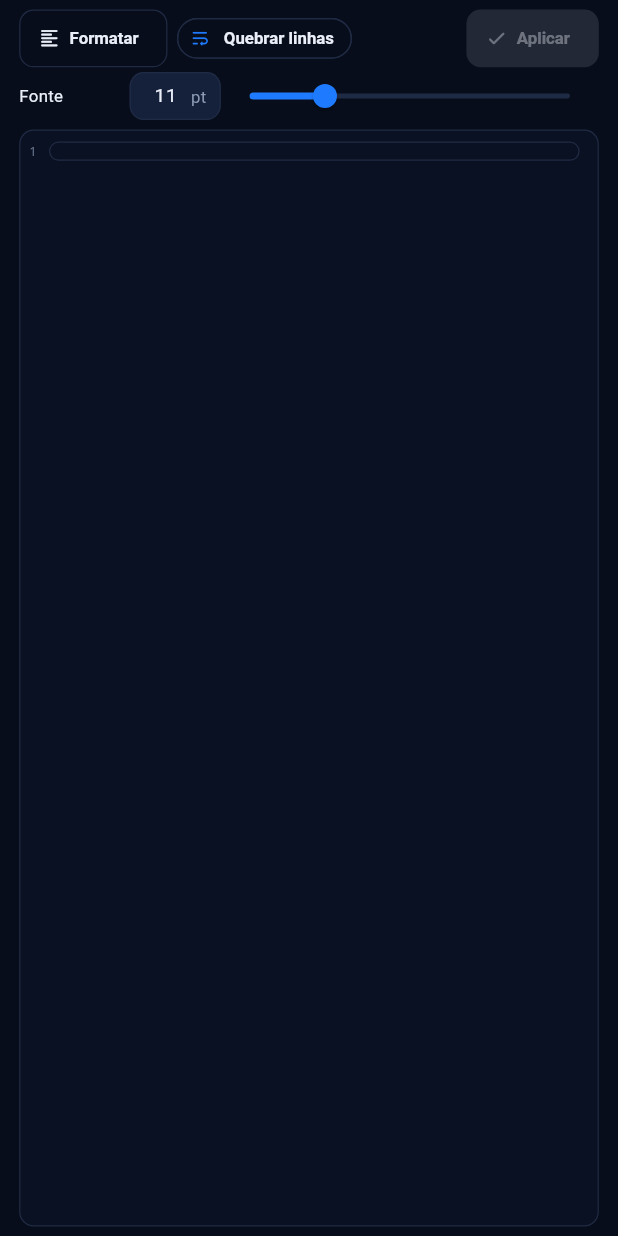
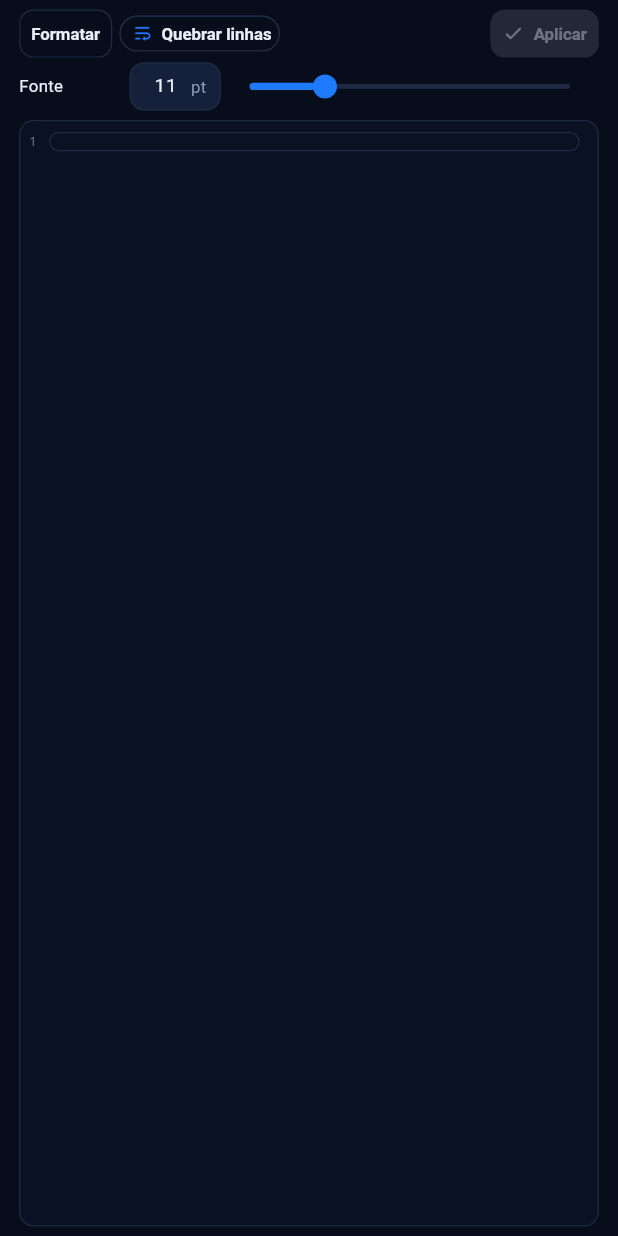
Before and after one commit to lianeheidemann/svg-motion-gallery, a Flutter app: the CodePanel widget shown alone on an empty page, opened directly with empty values, on a phone screen of 412 x 824 dp. Run offline on Flutter 3.47's test engine with Material 3 defaults, Android fonts, the phone set to English and light mode, and no system bars; our stand-ins replace file_picker, flutter_svg, share_plus, shared_preferences, web, webview_flutter; missing offline and left inert: dart:js_interop; accounts and stored records are empty; generated files the repository leaves out were written again.

Commit message:
Code: Format, Wrap and Apply share one row when they fit
Co-Authored-By: Claude Sonnet 5.5 <noreply@anthropic.com>
Claude-Session: https://claude.ai/code/session_011vJBePozDgTmdhELRGgsrG

```diff
--- a/lib/src/features/editor/panels/code_panel.dart
+++ b/lib/src/features/editor/panels/code_panel.dart
@@ -159,6 +159,13 @@ class _CodePanelState extends State<CodePanel> {
     super.dispose();
   }
 
+  /// Tight buttons so Format, Wrap and Apply share one row when they fit.
+  static const _compact = ButtonStyle(
+    visualDensity: VisualDensity.compact,
+    padding: WidgetStatePropertyAll(EdgeInsets.symmetric(horizontal: 10)),
+    tapTargetSize: MaterialTapTargetSize.shrinkWrap,
+  );
+
   bool get _hasPending => _code.text != _view(widget.editor.code);
 
   void _apply() {
@@ -237,16 +244,20 @@ class _CodePanelState extends State<CodePanel> {
             children: [
               Expanded(
                 child: Wrap(
-                  spacing: 8,
+                  spacing: 6,
                   runSpacing: 4,
                   crossAxisAlignment: WrapCrossAlignment.center,
                   children: [
-                    OutlinedButton.icon(
+                    OutlinedButton(
+                      style: _compact,
                       onPressed: _format,
-                      icon: const Icon(Icons.format_align_left_rounded, size: 18),
-                      label: Text(l10n.formatCode),
+                      child: Text(l10n.formatCode),
                     ),
                     FilterChip(
+                      visualDensity: VisualDensity.compact,
+                      materialTapTargetSize: MaterialTapTargetSize.shrinkWrap,
+                      padding: const EdgeInsets.symmetric(horizontal: 2),
+                      labelPadding: const EdgeInsets.only(right: 4),
                       avatar: Icon(
                         Icons.wrap_text_rounded,
                         size: 18,
@@ -263,9 +274,10 @@ class _CodePanelState extends State<CodePanel> {
                   ],
                 ),
               ),
-              const SizedBox(width: 8),
+              const SizedBox(width: 6),
               FilledButton.icon(
                 key: const Key('apply-code'),
+                style: _compact,
                 onPressed: _hasPending ? _apply : null,
                 icon: const Icon(Icons.check_rounded, size: 18),
                 label: Text(l10n.applyCode),
```
